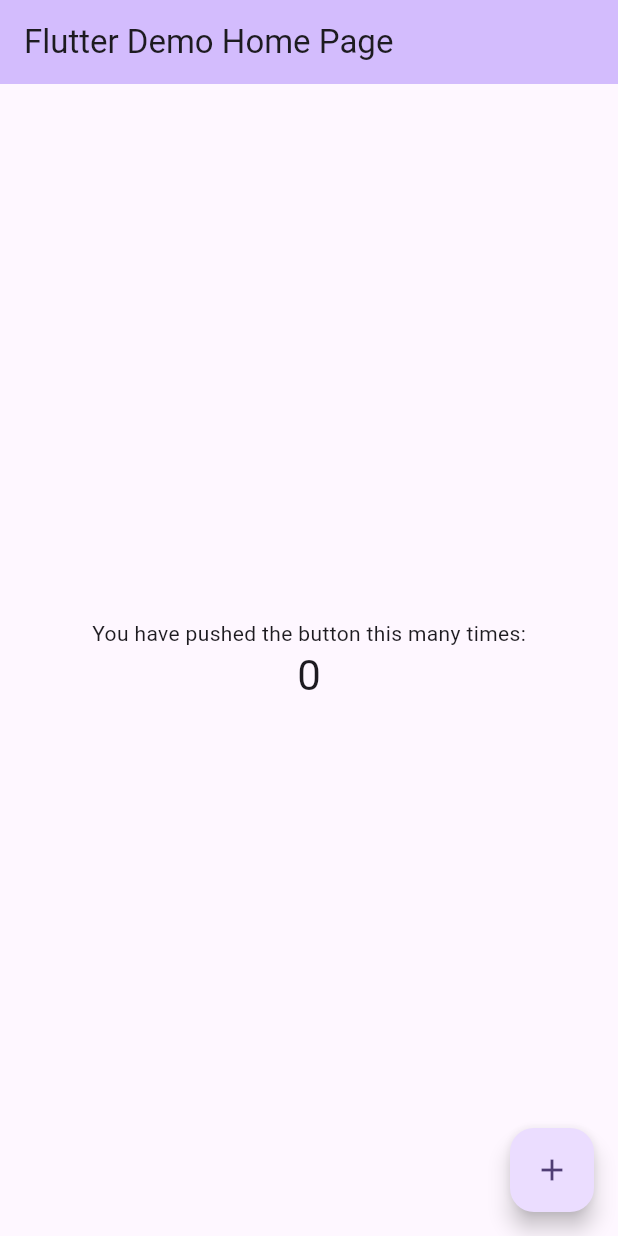
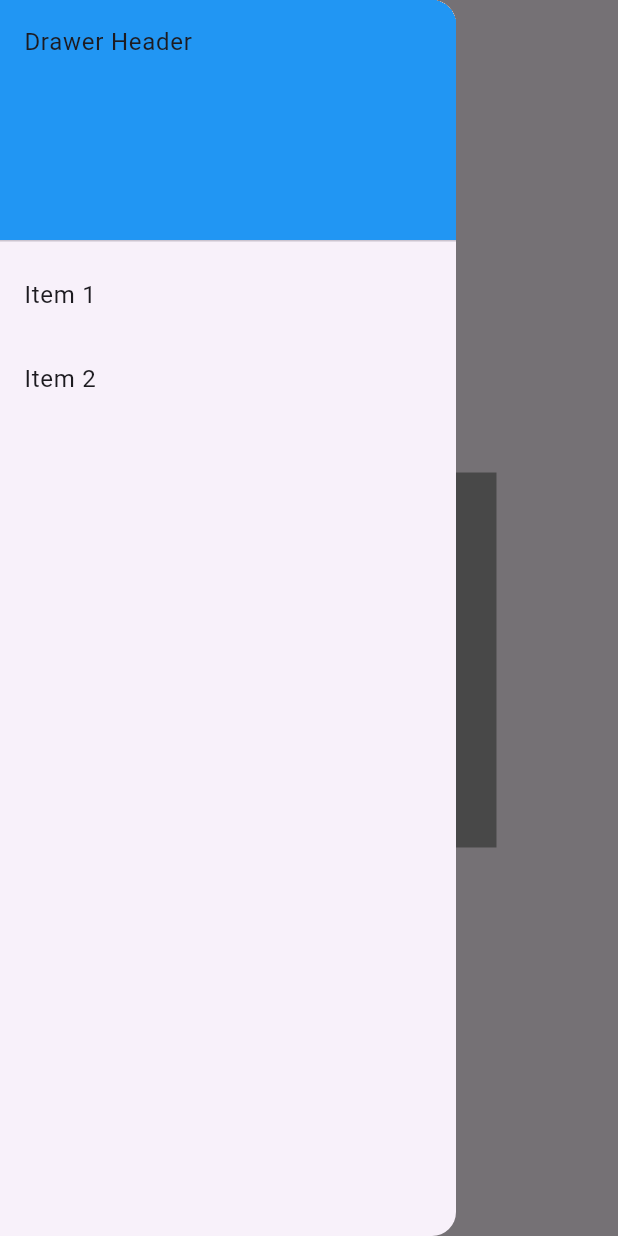
Before and after one commit to danielsrodrigues24/registro-de-fretes, a Flutter app: the screen it shows after launch, with the side drawer open (before the commit the screen has no drawer), on a phone screen of 412 x 824 dp. Run offline on Flutter 3.47's test engine with Material 3 defaults, Android fonts, the phone set to English and light mode, and no system bars.

Commit message:
Refactor shipment model and add home page UI
Updated Shipment model to use customerId and vehicleId instead of full objects for better separation of concerns. Removed old home page and replaced with new Home page and ShipmentCard widget for improved UI structure.

```diff
--- a/lib/data/shipmentsMock.dart
+++ b/lib/data/shipmentsMock.dart
@@ -9,11 +9,11 @@ List<Shipment> shipmentMock = [
     id: '1',
     origin: 'Girassol',
     destination: 'Cocalzinho',
-    vehicle: vehiclesMock[0],
+    vehicleId: 1,
     loadType: LoadType.moving,
     value: 500.00,
     dateTime: DateTime.now().subtract(Duration(days: 2)),
     status: Status.completed,
-    customer: customerMock[0],
+    customerId: 1,
   ),
 ];
--- a/lib/main.dart
+++ b/lib/main.dart
@@ -1,4 +1,5 @@
 import 'package:flutter/material.dart';
+import 'package:registro_de_fretes/pages/home.dart';
 
 void main() {
   runApp(const MyApp());
@@ -14,53 +15,7 @@ class MyApp extends StatelessWidget {
       theme: ThemeData(
         colorScheme: ColorScheme.fromSeed(seedColor: Colors.deepPurple),
       ),
-      home: const MyHomePage(title: 'Flutter Demo Home Page'),
+      home: const Home(),
     );
   }
 }
-
-class MyHomePage extends StatefulWidget {
-  const MyHomePage({super.key, required this.title});
-
-  final String title;
-
-  @override
-  State<MyHomePage> createState() => _MyHomePageState();
-}
-
-class _MyHomePageState extends State<MyHomePage> {
-  int _counter = 0;
-
-  void _incrementCounter() {
-    setState(() {
-      _counter++;
-    });
-  }
-
-  @override
-  Widget build(BuildContext context) {
-    return Scaffold(
-      appBar: AppBar(
-        backgroundColor: Theme.of(context).colorScheme.inversePrimary,
-        title: Text(widget.title),
-      ),
-      body: Center(
-        child: Column(
-          mainAxisAlignment: MainAxisAlignment.center,
-          children: <Widget>[
-            const Text('You have pushed the button this many times:'),
-            Text(
-              '$_counter',
-              style: Theme.of(context).textTheme.headlineMedium,
-            ),
-          ],
-        ),
-      ),
-      floatingActionButton: FloatingActionButton(
-        onPressed: _incrementCounter,
-        tooltip: 'Increment',
-        child: const Icon(Icons.add),
-      ),
-    );
-  }
-}
--- /dev/null
+++ b/lib/pages/home.dart
@@ -0,0 +1,35 @@
+import 'package:flutter/material.dart';
+import 'package:registro_de_fretes/widgets/shipment_card.dart';
+
+class Home extends StatelessWidget{
+  @override
+  Widget build(BuildContext context) {
+    return Scaffold(
+      appBar: AppBar(
+        title: const Text('On the way')),
+      drawer: Drawer(
+        child: ListView(
+          padding: EdgeInsets.zero,
+          children: [
+            const DrawerHeader(
+              decoration: BoxDecoration(color: Colors.blue),
+              child: Text('Drawer Header'),
+            ),
+            ListTile(
+              title: const Text('Item 1'),
+              onTap: (){},
+            ),
+            ListTile(
+              title: const Text('Item 2'),
+              onTap: (){},
+            )
+          ],
+        ),
+      ),
+      body: Center(
+        child: ShipmentCard(),
+      ),
+    );
+  }
+  const Home({super.key});
+}
--- /dev/null
+++ b/lib/widgets/shipment_card.dart
@@ -0,0 +1,18 @@
+import 'package:flutter/material.dart';
+
+class ShipmentCard extends StatelessWidget{
+  @override
+  Widget build(BuildContext context) {
+    return Container(
+      width: 250,
+      height: 250,
+      color: Colors.grey,
+      child: Column(
+        children: [
+          Row(),
+          Row()
+        ],
+      ),
+    );
+  }
+}
```
Also changed, not shown: lib/models/shipment.dart (+9 -10 lines).
